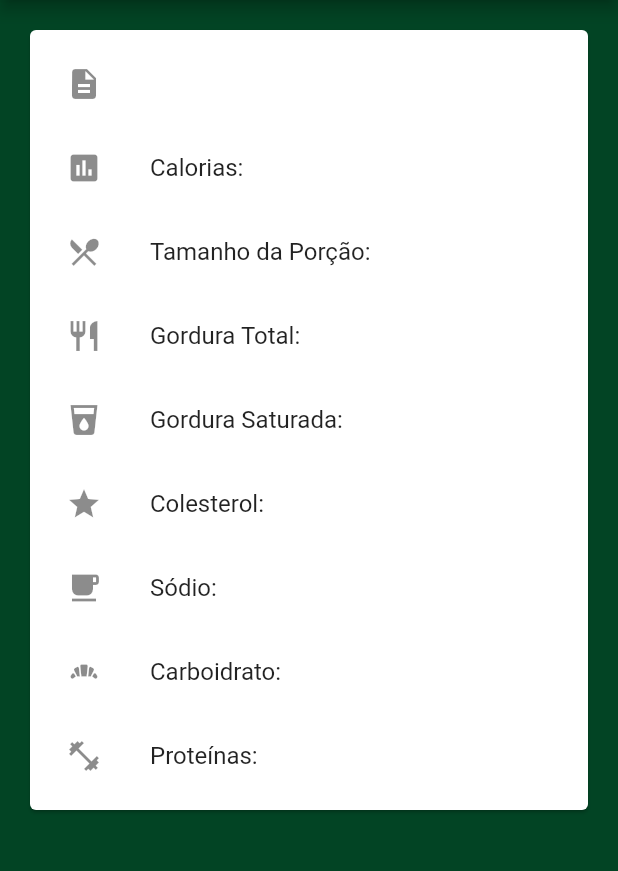
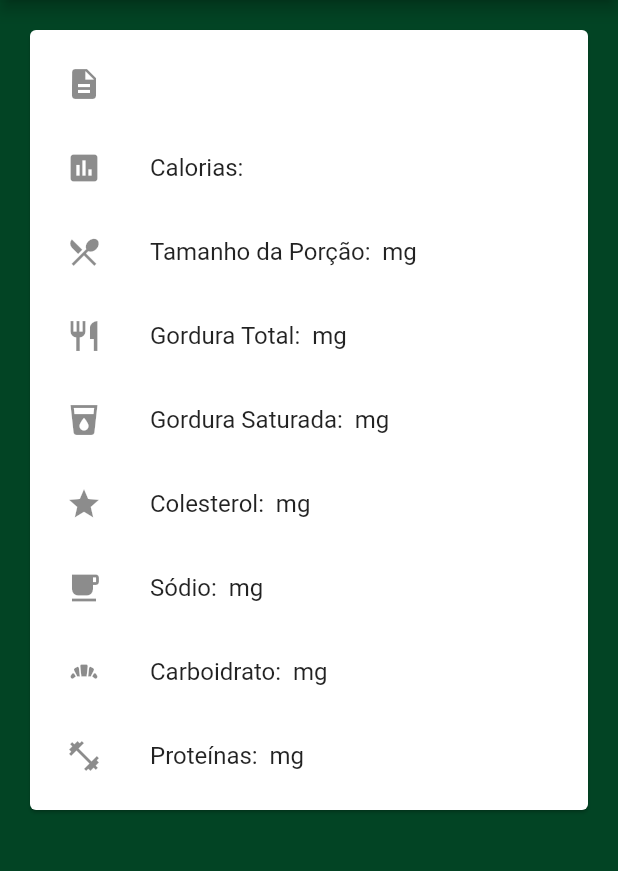
Before and after one commit to joaokrieger/food-tips, a Flutter app: the FoodDetailScreen screen opened directly with empty values, on a phone screen of 412 x 824 dp, the part 84-955 px from its top. Run offline on Flutter 3.47's test engine with Material 2 defaults, Android fonts, the phone set to English and light mode, and no system bars.

Commit message:
adicionando unidade de medida

```diff
--- a/lib/src/views/foodDetail.dart
+++ b/lib/src/views/foodDetail.dart
@@ -46,31 +46,31 @@ class FoodDetailScreen extends StatelessWidget {
                     ),
                     ListTile(
                       leading: Icon(Icons.local_dining),
-                      title: Text('Tamanho da Porção: ${food.servingSize}'),
+                      title: Text('Tamanho da Porção: ${food.servingSize} mg'),
                     ),
                     ListTile(
                       leading: Icon(Icons.restaurant),
-                      title: Text('Gordura Total: ${food.totalFat}'),
+                      title: Text('Gordura Total: ${food.totalFat} mg'),
                     ),
                     ListTile(
                       leading: Icon(Icons.local_drink),
-                      title: Text('Gordura Saturada: ${food.saturatedFat}'),
+                      title: Text('Gordura Saturada: ${food.saturatedFat} mg'),
                     ),
                     ListTile(
                       leading: Icon(Icons.grade),
-                      title: Text('Colesterol: ${food.cholesterol}'),
+                      title: Text('Colesterol: ${food.cholesterol} mg'),
                     ),
                     ListTile(
                       leading: Icon(Icons.local_cafe),
-                      title: Text('Sódio: ${food.sodium}'),
+                      title: Text('Sódio: ${food.sodium} mg'),
                     ),
                     ListTile(
                       leading: Icon(Icons.bakery_dining),
-                      title: Text('Carboidrato: ${food.carbohydrate}'),
+                      title: Text('Carboidrato: ${food.carbohydrate} mg'),
                     ),
                     ListTile(
                       leading: Icon(Icons.fitness_center),
-                      title: Text('Proteínas: ${food.proteins}'),
+                      title: Text('Proteínas: ${food.proteins} mg'),
                     ),
                   ],
                 ),
--- a/lib/src/views/foodList.dart
+++ b/lib/src/views/foodList.dart
@@ -50,7 +50,7 @@ class _FoodListState extends State<FoodList> {
         cholesterol: result['cholesterol'].toString(),
         sodium: result['sodium'].toString(),
         carbohydrate: result['carbohydrate'].toString(),
-        proteins: result['proteins'].toString(),
+        proteins: result['protein'].toString(),
         foodType: result['food_type'],
         is_stared: result['is_stared'],
       ))
@@ -205,7 +205,7 @@ class _FoodListState extends State<FoodList> {
                           ListTile(
                             leading: Icon(Icons.local_dining),
                             title: Text(
-                                'Tamanho da Porção: ${food.servingSize}'),
+                                'Tamanho da Porção: ${food.servingSize} mg'),
                           ),
                           ListTile(
                             leading: GestureDetector(
```
